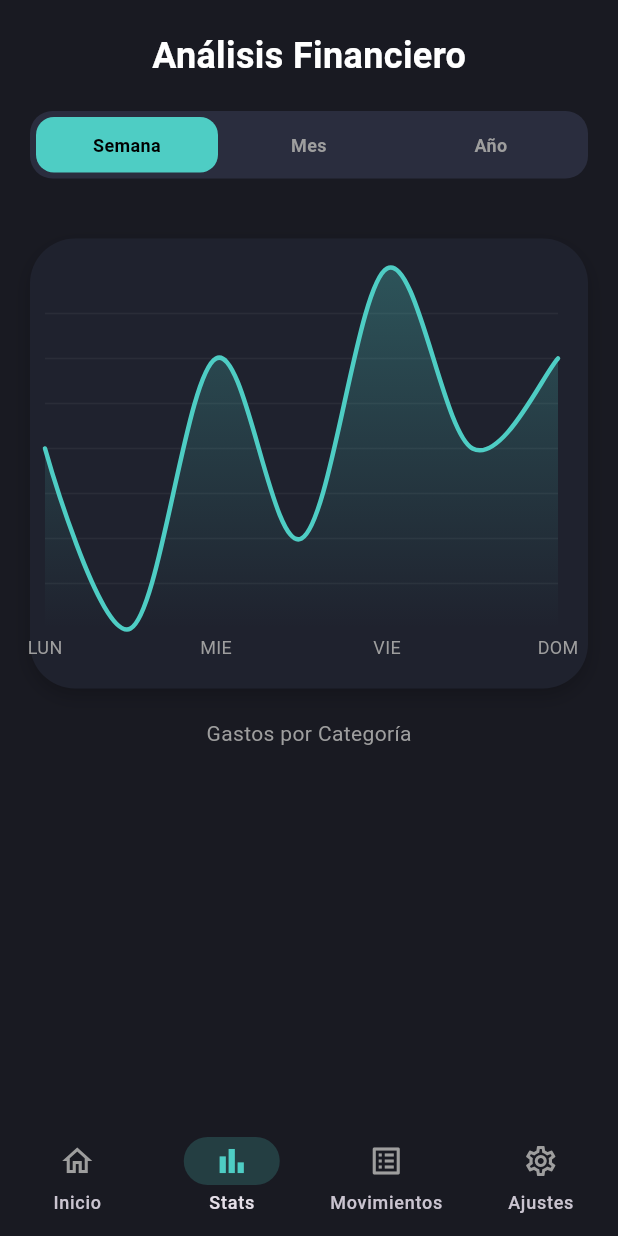
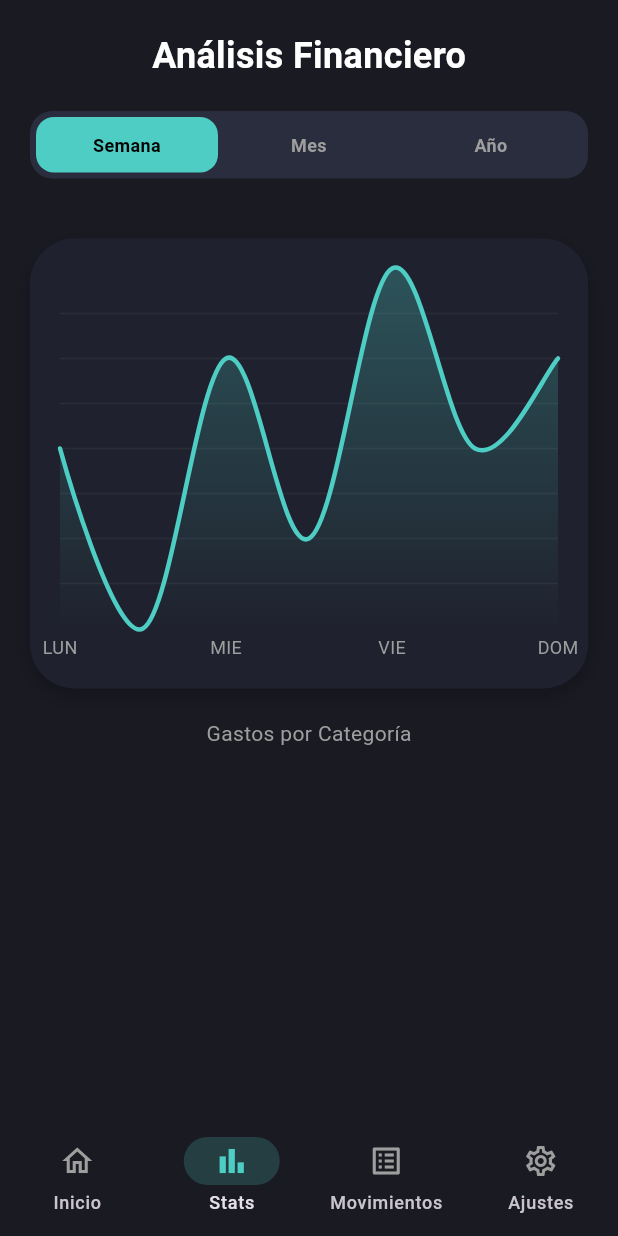
Before and after one commit to AndresCastilloPlata/balancea, a Flutter app: the screen it shows after launch, item 2 of the bottom bar chosen, on a phone screen of 412 x 824 dp. Run offline on Flutter 3.47's test engine with Material 3 defaults, Android fonts, the phone set to English and light mode, and no system bars; drawn by our look-alikes of fl_chart; our stand-ins replace go_router.

Commit message:
Style: Ajuste de padding en ChartContainer (20px left) para centrar visualmente la gráfica

```diff
--- a/lib/presentation/widgets/stats/chart_container.dart
+++ b/lib/presentation/widgets/stats/chart_container.dart
@@ -10,7 +10,7 @@ class ChartContainer extends StatelessWidget {
     return Container(
       height: 300,
       margin: const EdgeInsets.all(20),
-      padding: const EdgeInsets.fromLTRB(10, 20, 20, 10),
+      padding: const EdgeInsets.fromLTRB(20, 20, 20, 10),
       decoration: BoxDecoration(
         color: const Color(0xFF1F222E),
         borderRadius: BorderRadius.circular(30),
```
